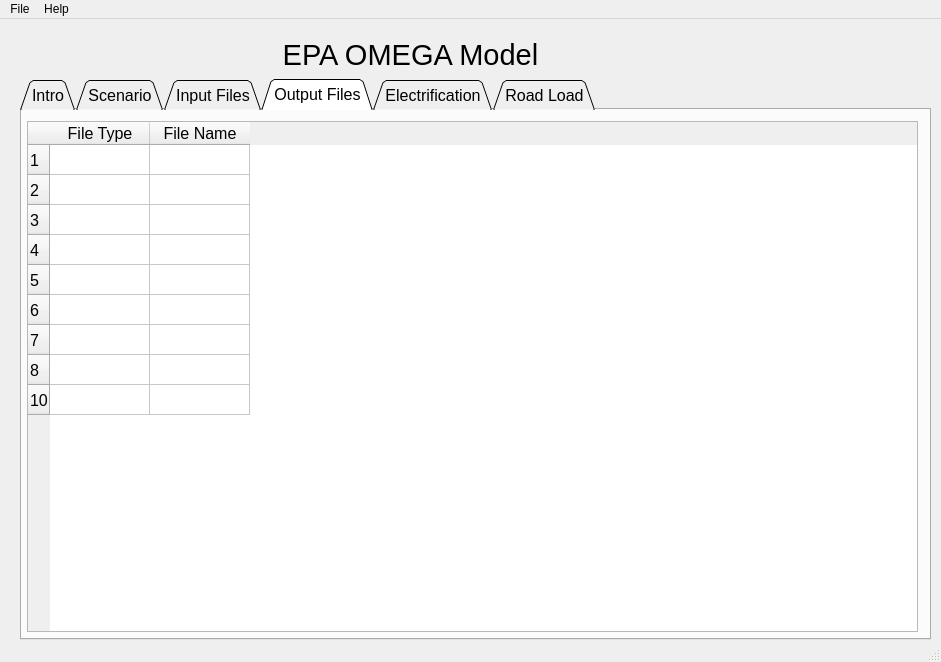
This is gui/omega_gui_v4.ui in USEPA/EPA_OMEGA_Model as Qt 5 draws it before an edit. The edited form follows.
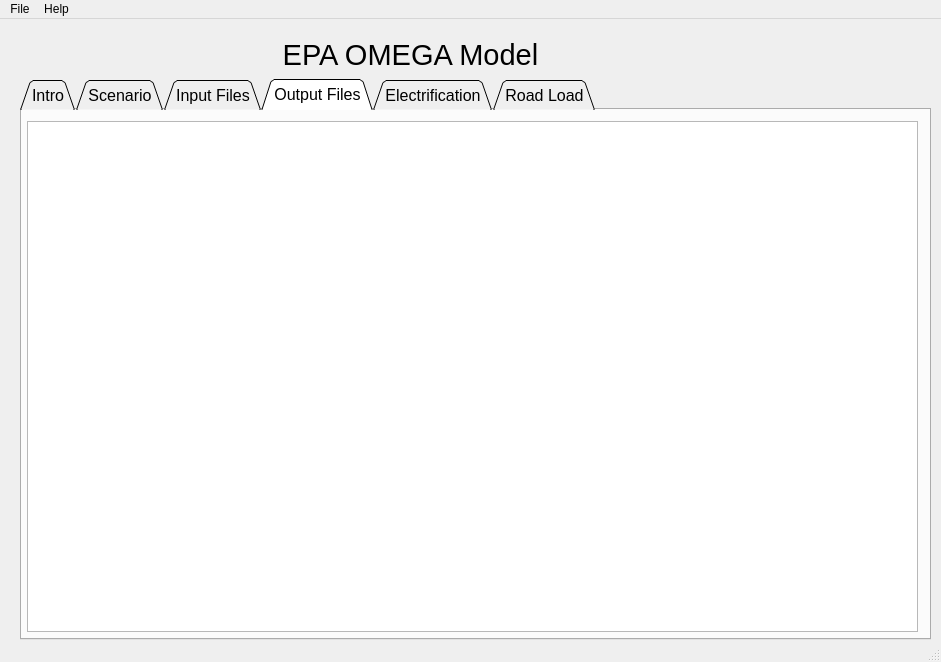
This is the edited form. The open tabs and pages were chosen to show the change. Icons and pictures are not drawn.

The edit to the form file:
```diff
--- a/gui/omega_gui_v4.ui
+++ b/gui/omega_gui_v4.ui
@@ -164,61 +164,12 @@
         <height>511</height>
        </rect>
       </property>
-      <row>
-       <property name="text">
-        <string>1</string>
-       </property>
-      </row>
-      <row>
-       <property name="text">
-        <string>2</string>
-       </property>
-      </row>
-      <row>
-       <property name="text">
-        <string>3</string>
-       </property>
-      </row>
-      <row>
-       <property name="text">
-        <string>4</string>
-       </property>
-      </row>
-      <row>
-       <property name="text">
-        <string>5</string>
-       </property>
-      </row>
-      <row>
-       <property name="text">
-        <string>6</string>
-       </property>
-      </row>
-      <row>
-       <property name="text">
-        <string>7</string>
-       </property>
-      </row>
-      <row>
-       <property name="text">
-        <string>8</string>
-       </property>
-      </row>
-      <row>
-       <property name="text">
-        <string>10</string>
-       </property>
-      </row>
-      <column>
-       <property name="text">
-        <string>File Type</string>
-       </property>
-      </column>
-      <column>
-       <property name="text">
-        <string>File Name</string>
-       </property>
-      </column>
+      <property name="font">
+       <font>
+        <family>Consolas</family>
+        <pointsize>11</pointsize>
+       </font>
+      </property>
      </widget>
     </widget>
     <widget class="QWidget" name="electrification_tab">
```
Left out of the diff: 15 changed lines with no effect on the pictures.
